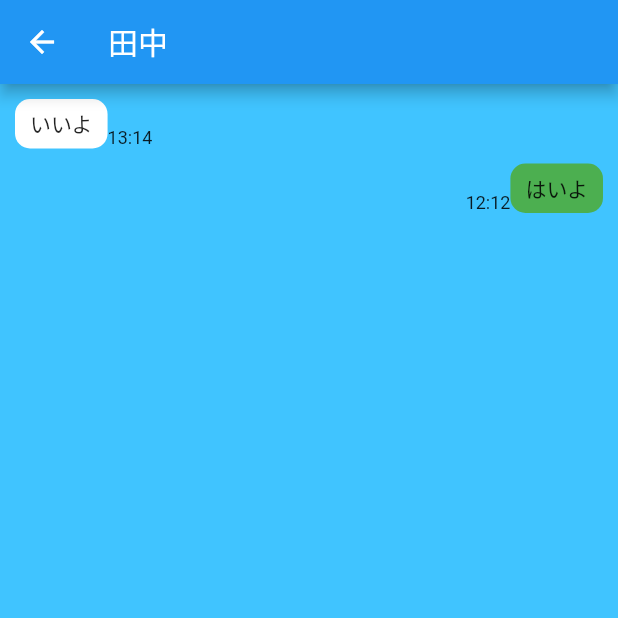
After one commit to RyohaveGithub/talk, a Flutter app: the screen it shows after launch, after a tap on "田中", on a phone screen of 412 x 824 dp, the top half of it. The commit adds this screen. Run offline on Flutter 3.47's test engine with Material 2 defaults, Android fonts, the phone set to English and light mode, and no system bars; network calls fail.

Commit message:
made talkroom

```diff
--- /dev/null
+++ b/lib/pages/talk_room.dart
@@ -0,0 +1,64 @@
+import 'package:flutter/material.dart';
+import 'package:intl/intl.dart' as intl;
+import 'package:talk/model/message.dart';
+
+class TalkRoom extends StatefulWidget {
+  final String name;
+
+  TalkRoom(this.name);
+
+  @override
+  _TalkRoomState createState() => _TalkRoomState();
+}
+
+class _TalkRoomState extends State<TalkRoom> {
+  List<Message> messageList=[
+    Message(
+        message: 'はいよ',
+        isMe: true,
+        sendTime: DateTime(2021,1,1,12,12)
+    ),
+    Message(
+        message: 'いいよ',
+        isMe: false,
+        sendTime: DateTime(2021,1,2,13,14)
+    )
+  ];
+  @override
+  Widget build(BuildContext context) {
+    return Scaffold(
+      backgroundColor: Colors.lightBlueAccent,
+      appBar: AppBar(
+        title:Text(widget.name)
+      ),
+      body:ListView.builder(
+          physics: RangeMaintainingScrollPhysics(),
+          shrinkWrap: true,
+          reverse: true,
+          itemCount: messageList.length,
+          itemBuilder: (context,index){
+        return Padding(
+          padding: const EdgeInsets.only(top:10,left:10,right:10),
+          child: Row(
+            crossAxisAlignment: CrossAxisAlignment.end,
+            textDirection: messageList[index].isMe? TextDirection.rtl:TextDirection.ltr,
+            children: [
+              Container(
+                  //メッセージが画面横幅の0.７倍で折り返される
+                  constraints:BoxConstraints(maxWidth: MediaQuery.of(context).size.width*0.7),
+                  padding:EdgeInsets.symmetric(horizontal: 10,vertical:6),
+                  decoration: BoxDecoration(
+                      color: messageList[index].isMe? Colors.green:Colors.white,
+                      borderRadius: BorderRadius.circular(10)
+                  ),
+                  child: Text(messageList[index].message)
+              ),
+              Text(intl.DateFormat("HH:mm").format(messageList[index].sendTime),style: TextStyle(fontSize: 12),)
+            ],
+          ),
+        );
+      }
+      )
+    );
+  }
+}
--- a/lib/pages/top_page.dart
+++ b/lib/pages/top_page.dart
@@ -1,6 +1,7 @@
 import 'package:flutter/cupertino.dart';
 import 'package:flutter/material.dart';
 import 'package:talk/model/user.dart';
+import 'package:talk/pages/talk_room.dart';
 
 class TopPage extends StatefulWidget {
   const TopPage({Key? key}) : super(key: key);
@@ -34,7 +35,11 @@ class _TopPageState extends State<TopPage> {
       body:ListView.builder(
           itemCount: userList.length,
           itemBuilder:(context,index){
-            return Container(
+            return InkWell(
+              onTap:(){
+                Navigator.push(context, MaterialPageRoute(builder: (context)=>TalkRoom(userList[index].name)));
+              },
+              child: Container(
                 height: 70,
                 child: Row(
                   children: [
@@ -55,6 +60,7 @@ class _TopPageState extends State<TopPage> {
                     )
                   ],
                 ),
+              ),
             );
     }
     ),
--- a/pubspec.yaml
+++ b/pubspec.yaml
@@ -34,6 +34,7 @@ dependencies:
   # The following adds the Cupertino Icons font to your application.
   # Use with the CupertinoIcons class for iOS style icons.
   cupertino_icons: ^1.0.2
+  intl: any
 
 dev_dependencies:
   flutter_test:
```
Also changed, not shown: pubspec.lock. Lines whose indentation alone changed are shown as unchanged.
